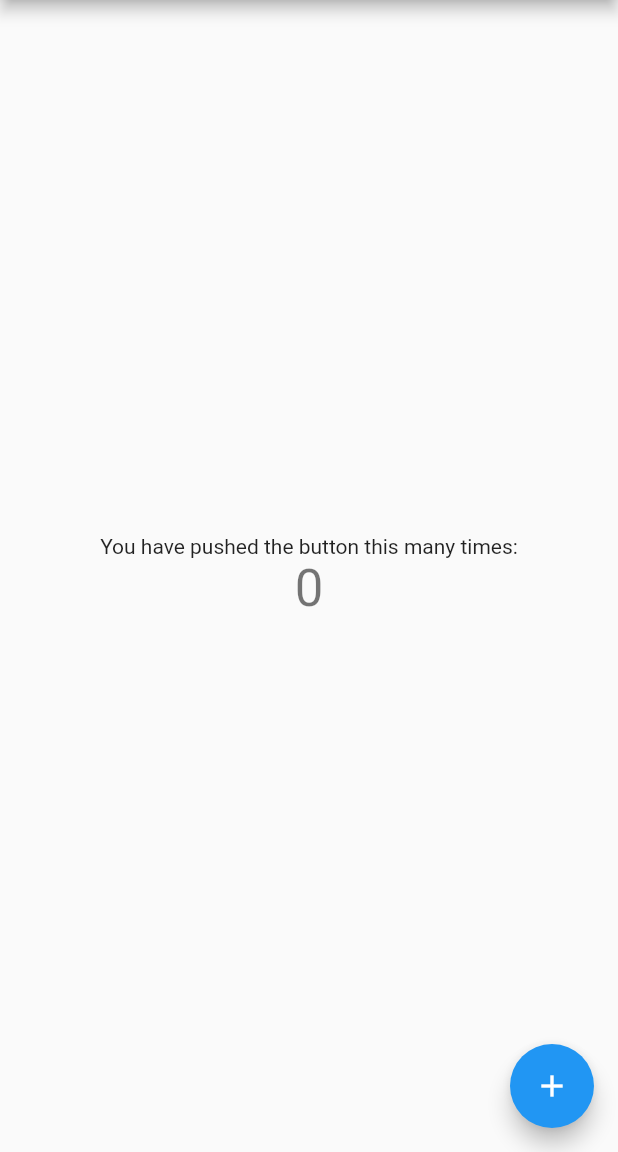
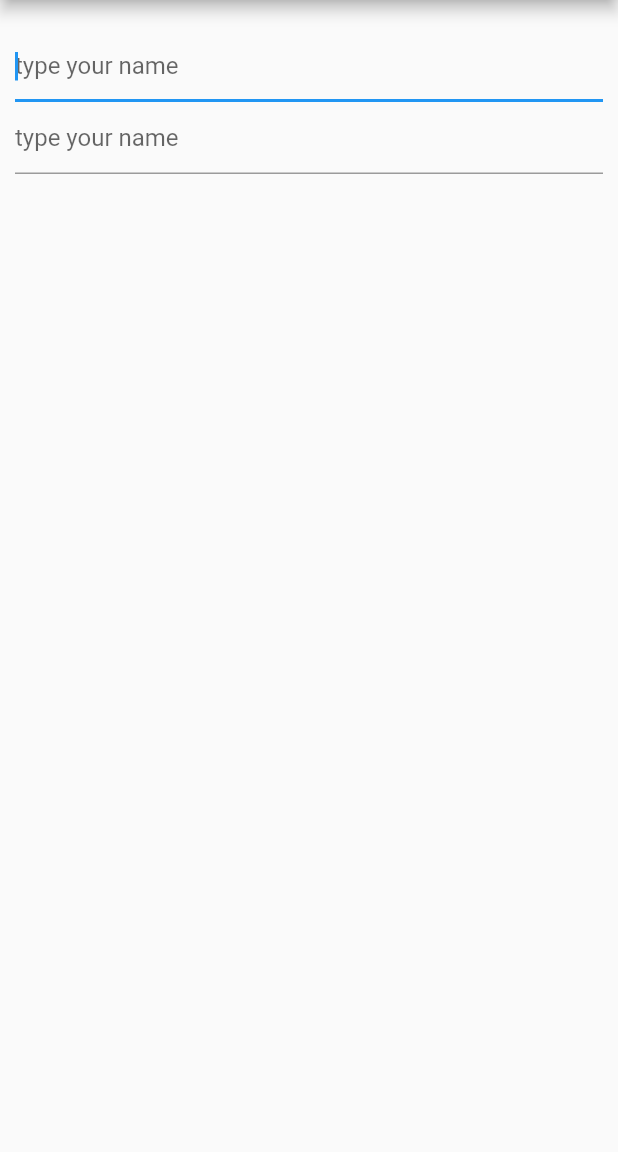
Before and after one commit to hisho/my-first-flutter-app, a Flutter app: the screen it shows after launch, on a phone screen of 412 x 824 dp, the part 84-1236 px from its top. Run offline on Flutter 3.47's test engine with Material 2 defaults, Android fonts, the phone set to English and light mode, and no system bars.

Commit message:
🙃 bad code

```diff
--- a/lib/main.dart
+++ b/lib/main.dart
@@ -28,11 +28,11 @@ class MyHomePage extends StatefulWidget {
 }
 
 class _MyHomePageState extends State<MyHomePage> {
-  int _counter = 0;
+  String name = '';
 
-  void _incrementCounter() {
+  void _incrementCounter(String text) {
     setState(() {
-      _counter++;
+      name = text;
     });
   }
 
@@ -42,25 +42,23 @@ class _MyHomePageState extends State<MyHomePage> {
         appBar: AppBar(
           title: Text(widget.title),
         ),
-      body: Center(
+        body: Container(
+          padding: const EdgeInsets.only(top: 20, left: 10, right: 10),
+          width: double.infinity,
           child: Column(
-          mainAxisAlignment: MainAxisAlignment.center,
-          children: <Widget>[
-            const Text(
-              'You have pushed the button this many times:',
+            children: [
+              const TextField(
+                decoration: InputDecoration(hintText: 'type your name'),
+                autofocus: true,
               ),
-            Text(
-              '$_counter',
-              style: Theme.of(context).textTheme.headline4,
+              TextField(
+                decoration: const InputDecoration(hintText: 'type your name'),
+                autofocus: true,
+                onChanged: _incrementCounter,
               ),
+              Text(name)
             ],
           ),
-      ),
-      floatingActionButton: FloatingActionButton(
-        onPressed: _incrementCounter,
-        tooltip: 'Increment',
-        child: const Icon(Icons.add),
-      ), // This trailing comma makes auto-formatting nicer for build methods.
-    );
+        ));
   }
 }
```
Lines whose indentation alone changed are shown as unchanged.
